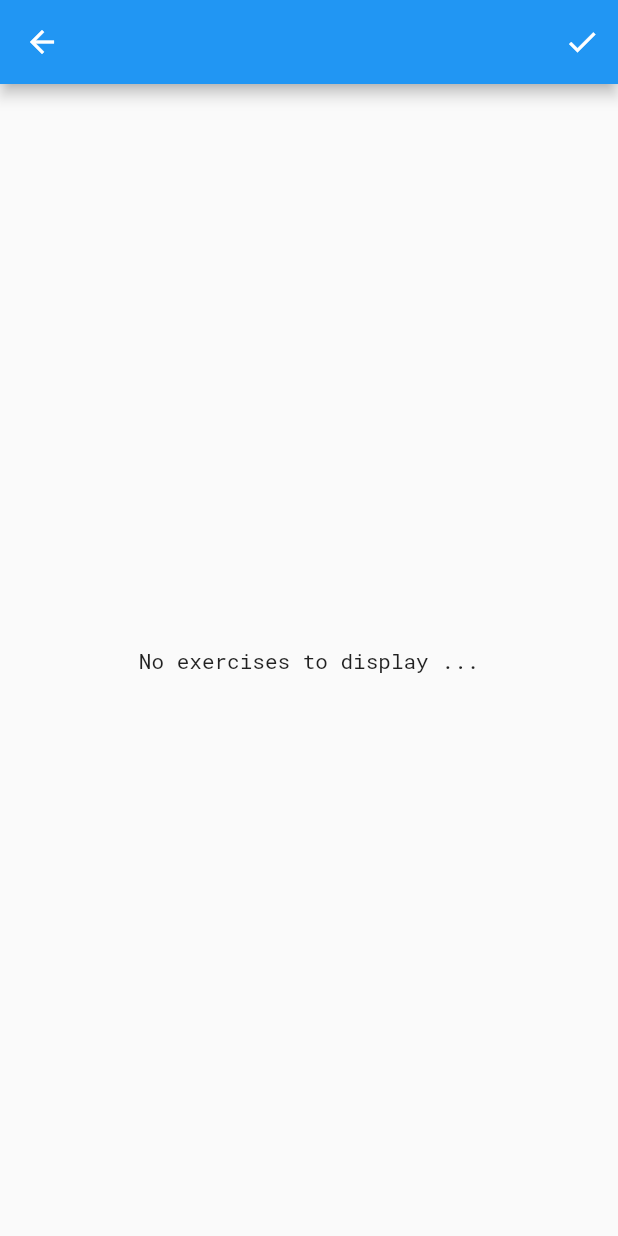
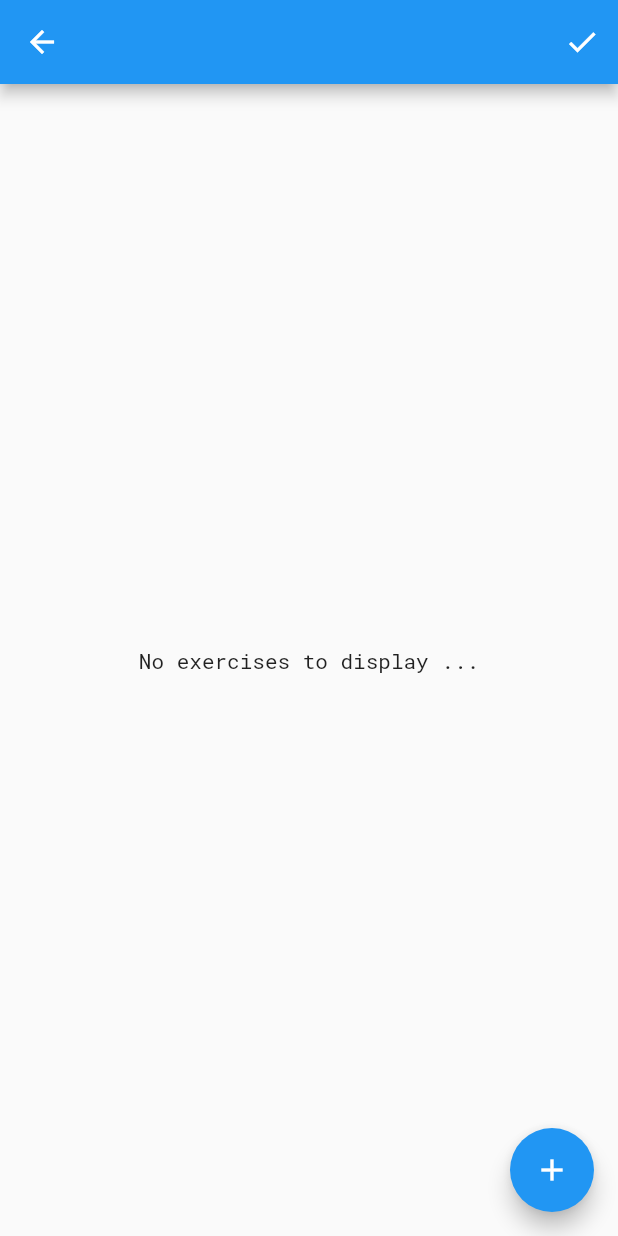
Before and after one commit to GeneralTurtle/workout_notebook_mobile, a Flutter app: the WorkoutDetailsPage screen opened directly, after a tap on the "mode edit" icon, on a phone screen of 412 x 824 dp. Run offline on Flutter 3.47's test engine with Material 2 defaults, Android fonts, the phone set to English and light mode, and no system bars; our stand-ins replace google_fonts.

Commit message:
add addExerciseButton when the details page is on editing mode

```diff
--- a/lib/pages/workout_details_page/workout_details_page.dart
+++ b/lib/pages/workout_details_page/workout_details_page.dart
@@ -19,9 +19,23 @@ class WorkoutDetailsPage extends StatelessWidget {
         body: Center(
           child: Text('${state.noExercisesDisplayMessage}'),
         ),
+        floatingActionButton: _floatingActionButton(state),
       ),
     );
   }
+
+  Widget _floatingActionButton(WorkoutDetailsState state) {
+    return state.isEditing ? _addExerciseButton() : _noButton();
+  }
+
+  FloatingActionButton _addExerciseButton() {
+    return FloatingActionButton(
+      child: Icon(Icons.add),
+      onPressed: () {},
+    );
+  }
+
+  SizedBox _noButton() => SizedBox.shrink();
 
   Widget _pageTitle(WorkoutDetailsState state) {
     return state.isEditing ? _editTitle(state) : _displayTitle(state);
@@ -68,7 +82,8 @@ class WorkoutDetailsPage extends StatelessWidget {
     ];
   }
 
-  Future<bool> _onBackPressed(BuildContext context, WorkoutDetailsState state) async {
+  Future<bool> _onBackPressed(
+      BuildContext context, WorkoutDetailsState state) async {
     final workoutsState = Provider.of<WorkoutsState>(context, listen: false);
     workoutsState.updateWorkout(state.workout);
     return true;
```
